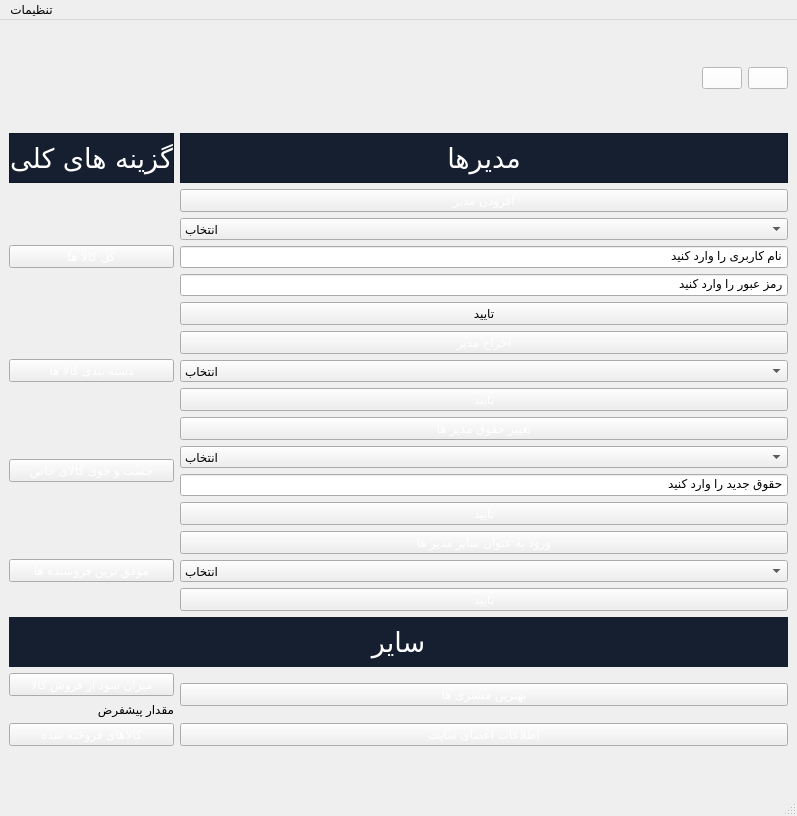
Old version of the form MainAdminWindow.ui in the repository Alireza8hi/Project-DigiKala.
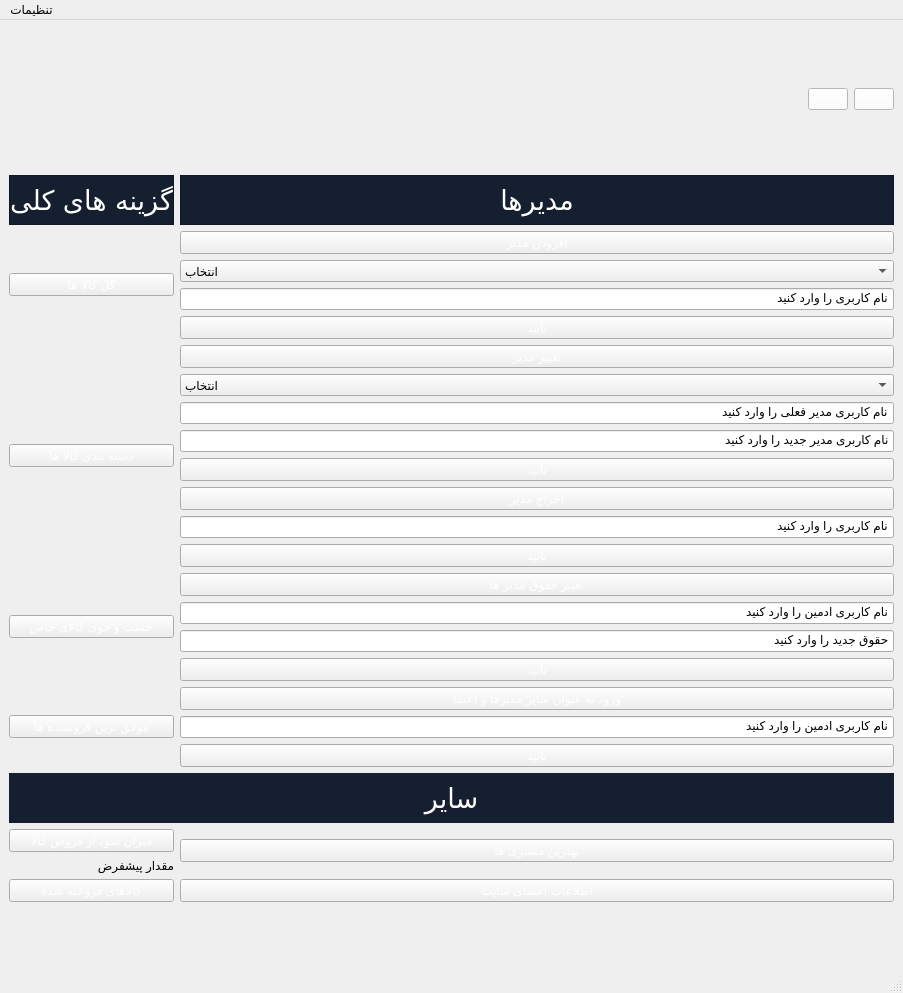
New version of the form. Icons and pictures are not drawn.

```diff
--- a/MainAdminWindow.ui
+++ b/MainAdminWindow.ui
@@ -6,8 +6,8 @@
    <rect>
     <x>0</x>
     <y>0</y>
-    <width>797</width>
-    <height>816</height>
+    <width>903</width>
+    <height>993</height>
    </rect>
   </property>
   <property name="windowTitle">
@@ -144,15 +144,11 @@
           </property>
          </widget>
         </item>
-        <item>
-         <widget class="QLineEdit" name="AddAdminPassLe">
-          <property name="inputMask">
-           <string>رمز عبور را وارد کنید</string>
-          </property>
-         </widget>
-        </item>
         <item>
          <widget class="QPushButton" name="AddAdminConfirmBtn">
+          <property name="styleSheet">
+           <string notr="true">color: rgb(255, 255, 255);</string>
+          </property>
           <property name="text">
            <string>تایید</string>
           </property>
@@ -217,37 +213,15 @@
            <string notr="true">color: rgb(255, 255, 255);</string>
           </property>
           <property name="text">
-           <string>ورود به عنوان سایر مدیر ها</string>
+           <string>ورود به عنوان سایر مدیرها و اعضا</string>
           </property>
          </widget>
         </item>
         <item>
-         <widget class="QComboBox" name="OpenOtherAdminsCombo">
-          <item>
-           <property name="text">
-            <string>انتخاب</string>
-           </property>
-          </item>
-          <item>
-           <property name="text">
-            <string>مدیر بررسی</string>
-           </property>
-          </item>
-          <item>
-           <property name="text">
-            <string>مدیر انبار</string>
-           </property>
-          </item>
-          <item>
-           <property name="text">
-            <string>مدیر پست</string>
-           </property>
-          </item>
-          <item>
-           <property name="text">
-            <string>مدیر پشتیبانی</string>
-           </property>
-          </item>
+         <widget class="QLineEdit" name="OpenOtherAdminsLe">
+          <property name="inputMask">
+           <string>نام کاربری ادمین را وارد کنید</string>
+          </property>
          </widget>
         </item>
         <item>
@@ -264,6 +238,73 @@
       </item>
       <item row="6" column="1">
        <layout class="QVBoxLayout" name="verticalLayout_3">
+        <item>
+         <layout class="QVBoxLayout" name="verticalLayout_5">
+          <item>
+           <widget class="QPushButton" name="ChangeAdminBtn">
+            <property name="styleSheet">
+             <string notr="true">color: rgb(255, 255, 255);</string>
+            </property>
+            <property name="text">
+             <string>تغییر مدیر</string>
+            </property>
+           </widget>
+          </item>
+          <item>
+           <widget class="QComboBox" name="ChangeAdminCombo">
+            <item>
+             <property name="text">
+              <string>انتخاب</string>
+             </property>
+            </item>
+            <item>
+             <property name="text">
+              <string>مدیر انبار</string>
+             </property>
+            </item>
+            <item>
+             <property name="text">
+              <string>مدیر پست</string>
+             </property>
+            </item>
+            <item>
+             <property name="text">
+              <string>مدیر پشتیبانی</string>
+             </property>
+            </item>
+            <item>
+             <property name="text">
+              <string>مدیر بررسی</string>
+             </property>
+            </item>
+           </widget>
+          </item>
+          <item>
+           <widget class="QLineEdit" name="CurrentAdminLe">
+            <property name="inputMask">
+             <string>نام کاربری مدیر فعلی را وارد کنید</string>
+            </property>
+           </widget>
+          </item>
+          <item>
+           <widget class="QLineEdit" name="NewAdminLe">
+            <property name="inputMask">
+             <string>نام کاربری مدیر جدید را وارد کنید</string>
+            </property>
+           </widget>
+          </item>
+          <item>
+           <widget class="QPushButton" name="ChangeAdminConfirmBtn">
+            <property name="styleSheet">
+             <string notr="true">color: rgb(255, 255, 255);</string>
+            </property>
+            <property name="text">
+             <string>تایید</string>
+            </property>
+           </widget>
+          </item>
+         </layout>
+        </item>
         <item>
          <widget class="QPushButton" name="RemoveAdminBtn">
           <property name="styleSheet">
@@ -275,32 +316,10 @@
          </widget>
         </item>
         <item>
-         <widget class="QComboBox" name="RemoveAdminCombo">
-          <item>
-           <property name="text">
-            <string>انتخاب</string>
-           </property>
-          </item>
-          <item>
-           <property name="text">
-            <string>مدیر بررسی</string>
-           </property>
-          </item>
-          <item>
-           <property name="text">
-            <string>مدیر انبار</string>
-           </property>
-          </item>
-          <item>
-           <property name="text">
-            <string>مدیر پست</string>
-           </property>
-          </item>
-          <item>
-           <property name="text">
-            <string>مدیر پشتیبانی</string>
-           </property>
-          </item>
+         <widget class="QLineEdit" name="RemoveAdminLe">
+          <property name="inputMask">
+           <string>نام کاربری را وارد کنید</string>
+          </property>
          </widget>
         </item>
         <item>
@@ -309,7 +328,7 @@
            <string notr="true">color: rgb(255, 255, 255);</string>
           </property>
           <property name="text">
-           <string>تاببد</string>
+           <string>تایید</string>
           </property>
          </widget>
         </item>
@@ -377,32 +396,10 @@
          </widget>
         </item>
         <item>
-         <widget class="QComboBox" name="ChangeAdminIncomeCombo">
-          <item>
-           <property name="text">
-            <string>انتخاب</string>
-           </property>
-          </item>
-          <item>
-           <property name="text">
-            <string>مدیر بررسی</string>
-           </property>
-          </item>
-          <item>
-           <property name="text">
-            <string>مدیر انبار</string>
-           </property>
-          </item>
-          <item>
-           <property name="text">
-            <string>مدیر پست </string>
-           </property>
-          </item>
-          <item>
-           <property name="text">
-            <string>مدیر پشتیبانی</string>
-           </property>
-          </item>
+         <widget class="QLineEdit" name="ChangeAdminIncomeUserLe">
+          <property name="inputMask">
+           <string>نام کاربری ادمین را وارد کنید</string>
+          </property>
          </widget>
         </item>
         <item>
@@ -526,7 +523,7 @@
     <rect>
      <x>0</x>
      <y>0</y>
-     <width>797</width>
+     <width>903</width>
      <height>25</height>
     </rect>
    </property>
```
Left out of the diff: 10 changed lines with no effect on the pictures.
